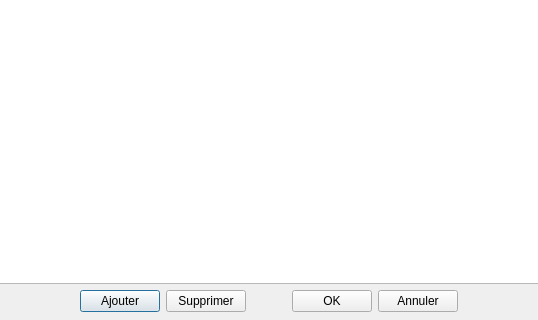
The window that cfenetregestionproduit.ui (JT117/KFet) describes before a commit, drawn with Qt 5; both pictures show x 162 to 700 and y 239 to 559 of the 859 by 559 pixel window.
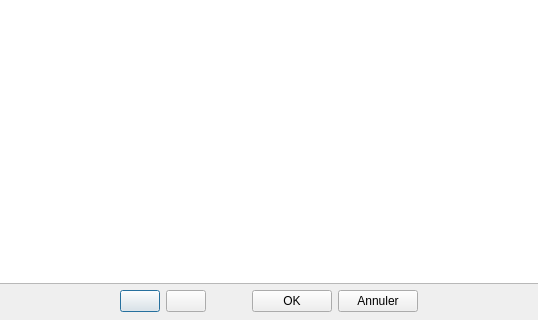
The same window after the commit.

The edit to the form file:
```diff
--- a/cfenetregestionproduit.ui
+++ b/cfenetregestionproduit.ui
@@ -83,14 +83,26 @@
         <item>
          <widget class="QPushButton" name="ppbFGPajouter">
           <property name="text">
-           <string>Ajouter</string>
+           <string/>
+          </property>
+          <property name="iconSize">
+           <size>
+            <width>48</width>
+            <height>48</height>
+           </size>
           </property>
          </widget>
         </item>
         <item>
          <widget class="QPushButton" name="ppbFGPsupprimer">
           <property name="text">
-           <string>Supprimer</string>
+           <string/>
+          </property>
+          <property name="iconSize">
+           <size>
+            <width>48</width>
+            <height>48</height>
+           </size>
           </property>
          </widget>
         </item>
```
